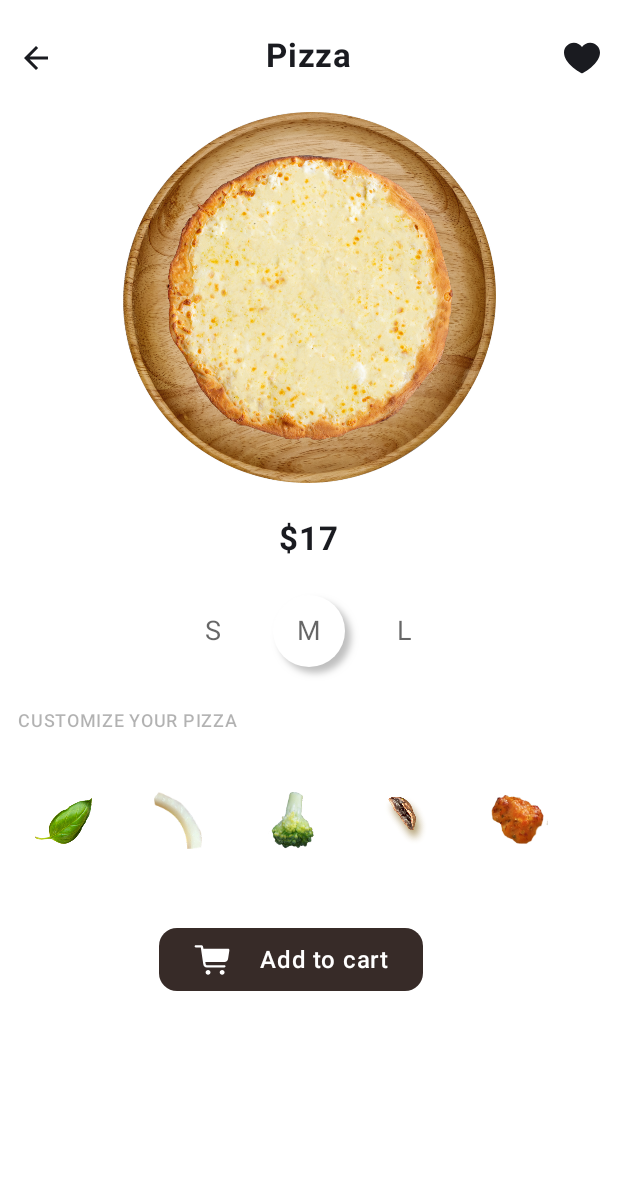
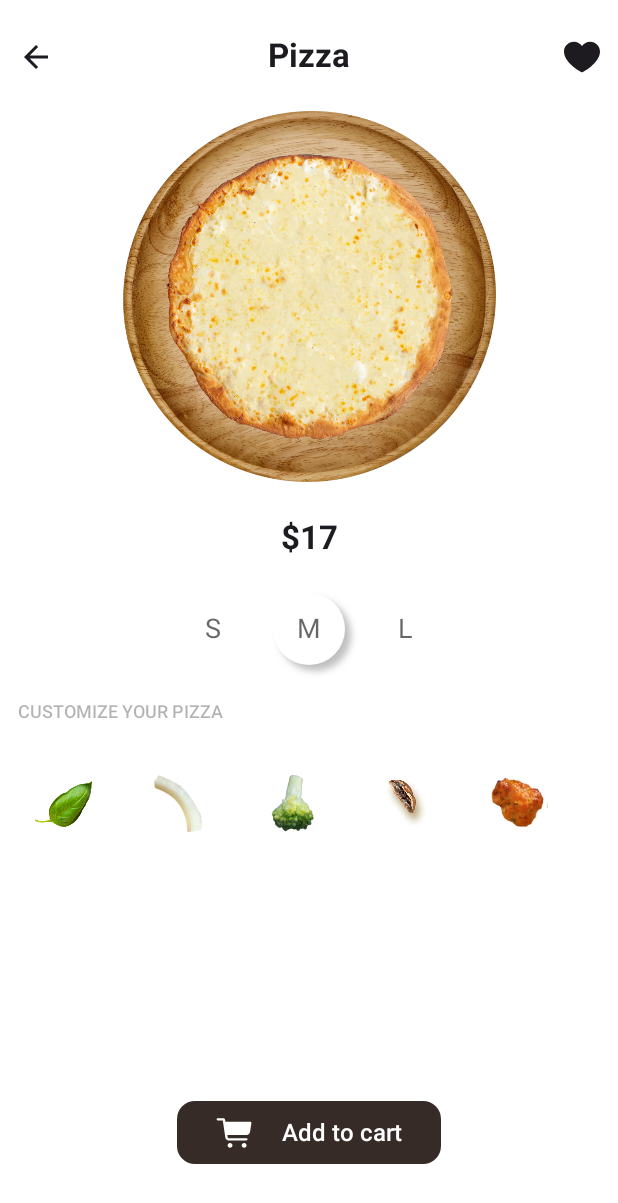
Before and after one commit to Al-Qassim/MyPizza-TheChance-Week11, an Android app built with Jetpack Compose: the composable MainContent called with sample values from the repository, on a phone screen of 412 x 824 dp. Shown: the top 1203 px of the screen. Run offline under Robolectric (Android 15) with nearby library versions, the phone set to English and light mode, and no system bars; 1 statement that could not run was skipped.

Commit message:
use variable for color and remove theme

```diff
--- a/app/src/main/java/com/example/mypizza/ui/Content/MainContent.kt
+++ b/app/src/main/java/com/example/mypizza/ui/Content/MainContent.kt
@@ -3,7 +3,9 @@ package com.example.mypizza.ui.Content
 import android.annotation.SuppressLint
 import androidx.compose.foundation.layout.Arrangement
 import androidx.compose.foundation.layout.Column
+import androidx.compose.foundation.layout.Spacer
 import androidx.compose.foundation.layout.fillMaxSize
+import androidx.compose.foundation.layout.height
 import androidx.compose.foundation.layout.padding
 import androidx.compose.foundation.rememberScrollState
 import androidx.compose.foundation.verticalScroll
@@ -61,8 +63,10 @@ fun MainContent(
             )
             TappingSection(
                 pizzaState = pizzasState[activePizzaIndex],
-                onClickToppingButton = onClickToppingButton
+                onClickToppingButton = onClickToppingButton,
+                modifier = Modifier.weight(1f)
             )
+            Spacer(Modifier.height(24.dp))
         }
     }
 }
--- a/app/src/main/java/com/example/mypizza/ui/composable/TappingSection.kt
+++ b/app/src/main/java/com/example/mypizza/ui/composable/TappingSection.kt
@@ -10,6 +10,7 @@ import androidx.compose.foundation.layout.Box
 import androidx.compose.foundation.layout.Column
 import androidx.compose.foundation.layout.Row
 import androidx.compose.foundation.layout.Spacer
+import androidx.compose.foundation.layout.fillMaxSize
 import androidx.compose.foundation.layout.padding
 import androidx.compose.foundation.layout.size
 import androidx.compose.foundation.rememberScrollState
@@ -35,6 +36,7 @@ import com.example.mypizza.ui.state.getDefaultPizzas
 import com.example.mypizza.ui.state.getDefaultToppingPaintersId
 import com.example.mypizza.ui.state.isToppingUsedOnPizza
 import com.example.mypizza.ui.theme.ActiveTappingButtonColor
+import com.example.mypizza.ui.theme.InactiveTappingButtonColor
 
 @Composable
 fun TappingSection(
@@ -43,7 +45,7 @@ fun TappingSection(
     onClickToppingButton: (PizzaTopping) -> Unit = {}
 ) {
     Column(
-        modifier = modifier
+        modifier = modifier.fillMaxSize()
     ) {
         Text(
             text = "CUSTOMIZE YOUR PIZZA",
@@ -59,33 +61,16 @@ fun TappingSection(
                 .padding(horizontal = 12.dp),
             horizontalArrangement = Arrangement.spacedBy(16.dp),
         ) {
-            TappingButton(
-                topping = PizzaTopping.Basil,
-                pizzaState = pizzaState,
-                onClickToppingButton = onClickToppingButton,
-            )
-            TappingButton(
-                topping = PizzaTopping.Onion,
-                pizzaState = pizzaState,
-                onClickToppingButton = onClickToppingButton,
-            )
-            TappingButton(
-                topping = PizzaTopping.Broccoli,
-                pizzaState = pizzaState,
-                onClickToppingButton = onClickToppingButton,
-            )
-            TappingButton(
-                topping = PizzaTopping.Mushroom,
-                pizzaState = pizzaState,
-                onClickToppingButton = onClickToppingButton,
-            )
-            TappingButton(
-                topping = PizzaTopping.Sausage,
-                pizzaState = pizzaState,
-                onClickToppingButton = onClickToppingButton,
-            )
+            PizzaTopping.entries.forEach { topping ->
+                TappingButton(
+                    topping = topping,
+                    pizzaState = pizzaState,
+                    onClickToppingButton = onClickToppingButton,
+                )
+            }
         }
         Spacer(Modifier.padding(top = 42.dp))
+        Spacer(Modifier.weight(1f))
         AddToCartButton(Modifier.align(Alignment.CenterHorizontally))
     }
 }
@@ -99,7 +84,7 @@ fun TappingButton(
 ) {
     val color by animateColorAsState(
         if (isToppingUsedOnPizza(pizzaState, topping)) ActiveTappingButtonColor
-        else ActiveTappingButtonColor.copy(alpha = 0f)
+        else InactiveTappingButtonColor
     )
 
     Box(
--- a/app/src/main/java/com/example/mypizza/ui/theme/Color.kt
+++ b/app/src/main/java/com/example/mypizza/ui/theme/Color.kt
@@ -2,13 +2,5 @@ package com.example.mypizza.ui.theme
 
 import androidx.compose.ui.graphics.Color
 
-val Purple80 = Color(0xFFD0BCFF)
-val PurpleGrey80 = Color(0xFFCCC2DC)
-val Pink80 = Color(0xFFEFB8C8)
-
-val Purple40 = Color(0xFF6650a4)
-val PurpleGrey40 = Color(0xFF625b71)
-val Pink40 = Color(0xFF7D5260)
-
 val ActiveTappingButtonColor = Color(0xFFDFF8E0)
-val InactiveTappingButtonColor = Color(0xFFFFFFFF)
+val InactiveTappingButtonColor = Color(0x00DFF8E0)
--- a/app/src/main/java/com/example/mypizza/ui/theme/Theme.kt
+++ /dev/null
@@ -1,58 +0,0 @@
-package com.example.mypizza.ui.theme
-
-import android.app.Activity
-import android.os.Build
-import androidx.compose.foundation.isSystemInDarkTheme
-import androidx.compose.material3.MaterialTheme
-import androidx.compose.material3.darkColorScheme
-import androidx.compose.material3.dynamicDarkColorScheme
-import androidx.compose.material3.dynamicLightColorScheme
-import androidx.compose.material3.lightColorScheme
-import androidx.compose.runtime.Composable
-import androidx.compose.ui.platform.LocalContext
-
-private val DarkColorScheme = darkColorScheme(
-    primary = Purple80,
-    secondary = PurpleGrey80,
-    tertiary = Pink80
-)
-
-private val LightColorScheme = lightColorScheme(
-    primary = Purple40,
-    secondary = PurpleGrey40,
-    tertiary = Pink40
-
-    /* Other default colors to override
-    background = Color(0xFFFFFBFE),
-    surface = Color(0xFFFFFBFE),
-    onPrimary = Color.White,
-    onSecondary = Color.White,
-    onTertiary = Color.White,
-    onBackground = Color(0xFF1C1B1F),
-    onSurface = Color(0xFF1C1B1F),
-    */
-)
-
-@Composable
-fun MyPizzaTheme(
-    darkTheme: Boolean = isSystemInDarkTheme(),
-    // Dynamic color is available on Android 12+
-    dynamicColor: Boolean = true,
-    content: @Composable () -> Unit
-) {
-    val colorScheme = when {
-        dynamicColor && Build.VERSION.SDK_INT >= Build.VERSION_CODES.S -> {
-            val context = LocalContext.current
-            if (darkTheme) dynamicDarkColorScheme(context) else dynamicLightColorScheme(context)
-        }
-
-        darkTheme -> DarkColorScheme
-        else -> LightColorScheme
-    }
-
-    MaterialTheme(
-        colorScheme = colorScheme,
-        typography = Typography,
-        content = content
-    )
-}
```
Also changed, not shown: app/src/main/java/com/example/mypizza/MainActivity.kt (+0 -8 lines).
